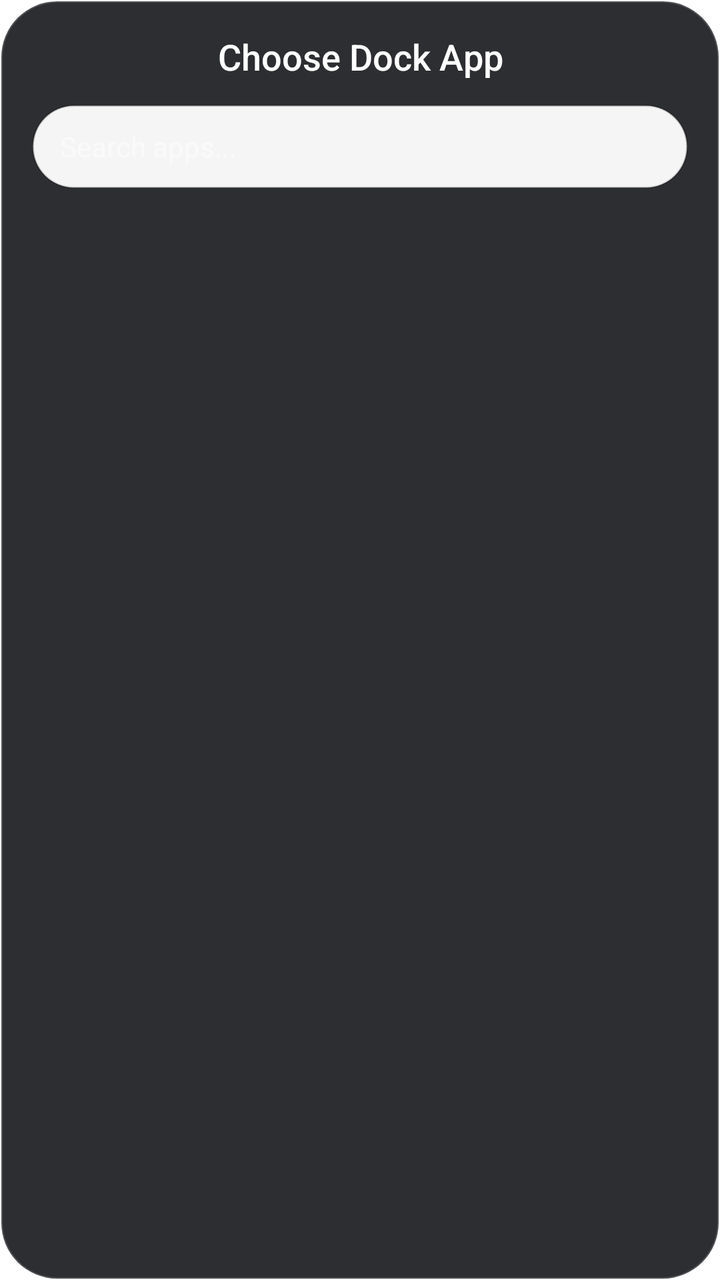
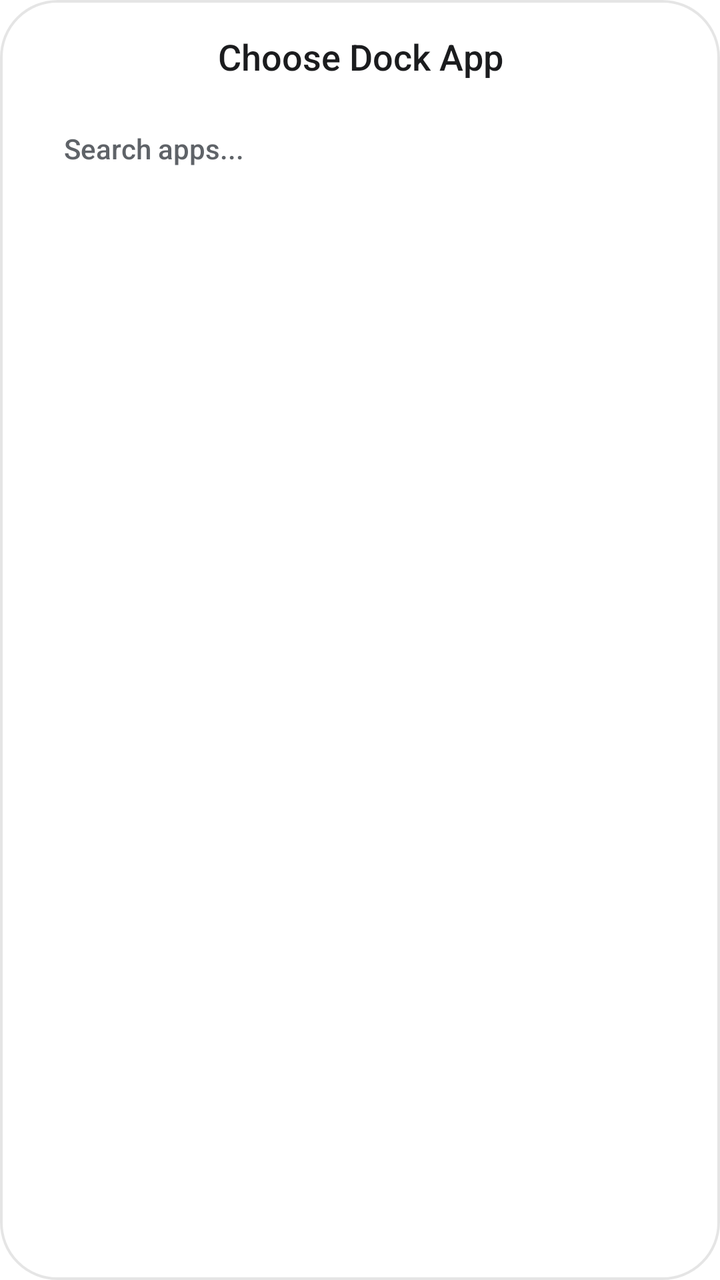

Compare the two renders of this Android layout. The source of the first and the diff that turns it into the second are given below.
<!-- AndroidManifest.xml: application theme Theme.PixelLauncher -->
<!-- res/layout/dialog_app_picker.xml -->
<?xml version="1.0" encoding="utf-8"?>
<LinearLayout xmlns:android="http://schemas.android.com/apk/res/android"
    android:layout_width="320dp"
    android:layout_height="460dp"
    android:background="@drawable/popup_menu_bg"
    android:orientation="vertical"
    android:padding="16dp"
    android:elevation="24dp">

    <TextView
        android:id="@+id/picker_title"
        android:layout_width="match_parent"
        android:layout_height="wrap_content"
        android:text="Choose Dock App"
        android:textColor="#FFFFFF"
        android:textSize="18sp"
        android:fontFamily="sans-serif-medium"
        android:gravity="center"
        android:layout_marginBottom="12dp" />

    <EditText
        android:id="@+id/picker_search"
        android:layout_width="match_parent"
        android:layout_height="42dp"
        android:background="@drawable/search_bar_bg"
        android:hint="Search apps..."
        android:textColorHint="#88FFFFFF"
        android:textColor="#FFFFFF"
        android:textSize="14sp"
        android:paddingStart="14dp"
        android:paddingEnd="14dp"
        android:singleLine="true"
        android:layout_marginBottom="12dp" />

    <GridView
        android:id="@+id/picker_grid"
        android:layout_width="match_parent"
        android:layout_height="0dp"
        android:layout_weight="1"
        android:numColumns="4"
        android:verticalSpacing="12dp"
        android:horizontalSpacing="4dp"
        android:gravity="center"
        android:stretchMode="columnWidth" />
</LinearLayout>
<!-- resources referenced by this layout -->
<resources>
  <!-- drawable popup_menu_bg (drawable) -->
  <?xml version="1.0" encoding="utf-8"?>
  <shape xmlns:android="http://schemas.android.com/apk/res/android"
      android:shape="rectangle">
      <corners android:radius="28dp" />
      <solid android:color="#F0202125" />
      <stroke android:width="1.2dp" android:color="#2BFFFFFF" />
  </shape>
  <!-- drawable search_bar_bg (drawable) -->
  <?xml version="1.0" encoding="utf-8"?>
  <shape xmlns:android="http://schemas.android.com/apk/res/android"
      android:shape="rectangle">
      <corners android:radius="26dp" />
      <solid android:color="@color/search_bar_bg" />
      <stroke android:width="1dp" android:color="@color/search_bar_stroke" />
  </shape>
  <style name="Theme.PixelLauncher" parent="@android:style/Theme.DeviceDefault.NoActionBar">
          <item name="android:windowShowWallpaper">true</item>
          <item name="android:windowBackground">@android:color/transparent</item>
          <item name="android:windowTranslucentStatus">false</item>
          <item name="android:windowTranslucentNavigation">false</item>
          <item name="android:windowDrawsSystemBarBackgrounds">true</item>
          <item name="android:statusBarColor">@android:color/transparent</item>
          <item name="android:navigationBarColor">@android:color/transparent</item>
      </style>
  <color name="search_bar_bg">#F2FFFFFF</color>
  <color name="search_bar_stroke">#33000000</color>
</resources>

<!-- the commit's change to res/layout/dialog_app_picker.xml (unified diff, before → after) -->
@@ -12,7 +12,7 @@
         android:layout_width="match_parent"
         android:layout_height="wrap_content"
         android:text="Choose Dock App"
-        android:textColor="#FFFFFF"
+        android:textColor="@color/text_on_surface"
         android:textSize="18sp"
         android:fontFamily="sans-serif-medium"
         android:gravity="center"
@@ -21,14 +21,14 @@
     <EditText
         android:id="@+id/picker_search"
         android:layout_width="match_parent"
-        android:layout_height="42dp"
-        android:background="@drawable/search_bar_bg"
+        android:layout_height="44dp"
+        android:background="@drawable/drawer_search_bg"
         android:hint="Search apps..."
-        android:textColorHint="#88FFFFFF"
-        android:textColor="#FFFFFF"
+        android:textColorHint="@color/text_on_surface_secondary"
+        android:textColor="@color/text_on_surface"
         android:textSize="14sp"
-        android:paddingStart="14dp"
-        android:paddingEnd="14dp"
+        android:paddingStart="16dp"
+        android:paddingEnd="16dp"
         android:singleLine="true"
         android:layout_marginBottom="12dp" />
 
@@ -41,5 +41,8 @@
         android:verticalSpacing="12dp"
         android:horizontalSpacing="4dp"
         android:gravity="center"
+        android:listSelector="@android:color/transparent"
+        android:scrollbarThumbVertical="@drawable/scrollbar_thumb_rounded"
+        android:scrollbarSize="5dp"
         android:stretchMode="columnWidth" />
 </LinearLayout>
<!-- resource entries referenced after the edit -->
@@ -1,23 +1,36 @@
 <!-- resources referenced by this layout -->
 <resources>
+  <color name="text_on_surface">#FF1B1C1E</color>
+  <color name="text_on_surface_secondary">#FF5F6368</color>
+  <!-- drawable drawer_search_bg (drawable) -->
+  <?xml version="1.0" encoding="utf-8"?>
+  <shape xmlns:android="http://schemas.android.com/apk/res/android"
+      android:shape="rectangle">
+      <corners android:radius="28dp" />
+      <solid android:color="@color/drawer_search_bg" />
+      <stroke android:width="0.8dp" android:color="@color/drawer_search_stroke" />
+  </shape>
   <!-- drawable popup_menu_bg (drawable) -->
   <?xml version="1.0" encoding="utf-8"?>
   <shape xmlns:android="http://schemas.android.com/apk/res/android"
       android:shape="rectangle">
       <corners android:radius="28dp" />
-      <solid android:color="#F0202125" />
-      <stroke android:width="1.2dp" android:color="#2BFFFFFF" />
+      <solid android:color="@color/surface_popup" />
+      <stroke android:width="1.2dp" android:color="@color/surface_popup_stroke" />
   </shape>
-  <!-- drawable search_bar_bg (drawable) -->
+  <!-- drawable scrollbar_thumb_rounded (drawable) -->
   <?xml version="1.0" encoding="utf-8"?>
   <shape xmlns:android="http://schemas.android.com/apk/res/android"
       android:shape="rectangle">
-      <corners android:radius="26dp" />
-      <solid android:color="@color/search_bar_bg" />
-      <stroke android:width="1dp" android:color="@color/search_bar_stroke" />
+      <size android:width="5dp" android:height="36dp" />
+      <corners android:radius="3dp" />
+      <solid android:color="@color/icon_on_surface_muted" />
   </shape>
-  <style name="Theme.PixelLauncher" parent="@android:style/Theme.DeviceDefault.NoActionBar">
+  <style name="Theme.PixelLauncher" parent="@android:style/Theme.DeviceDefault.DayNight">
+          <item name="android:windowNoTitle">true</item>
+          <item name="android:windowActionBar">false</item>
           <item name="android:windowShowWallpaper">true</item>
+          <item name="android:windowIsTranslucent">true</item>
           <item name="android:windowBackground">@android:color/transparent</item>
           <item name="android:windowTranslucentStatus">false</item>
           <item name="android:windowTranslucentNavigation">false</item>
@@ -25,7 +38,10 @@
           <item name="android:statusBarColor">@android:color/transparent</item>
           <item name="android:navigationBarColor">@android:color/transparent</item>
       </style>
-  <color name="search_bar_bg">#F2FFFFFF</color>
-  <color name="search_bar_stroke">#33000000</color>
+  <color name="drawer_search_bg">#FFFFFFFF</color>
+  <color name="drawer_search_stroke">#00000000</color>
+  <color name="surface_popup">#F7FFFFFF</color>
+  <color name="surface_popup_stroke">#1A000000</color>
+  <color name="icon_on_surface_muted">#FF5F6368</color>
 </resources>
 
